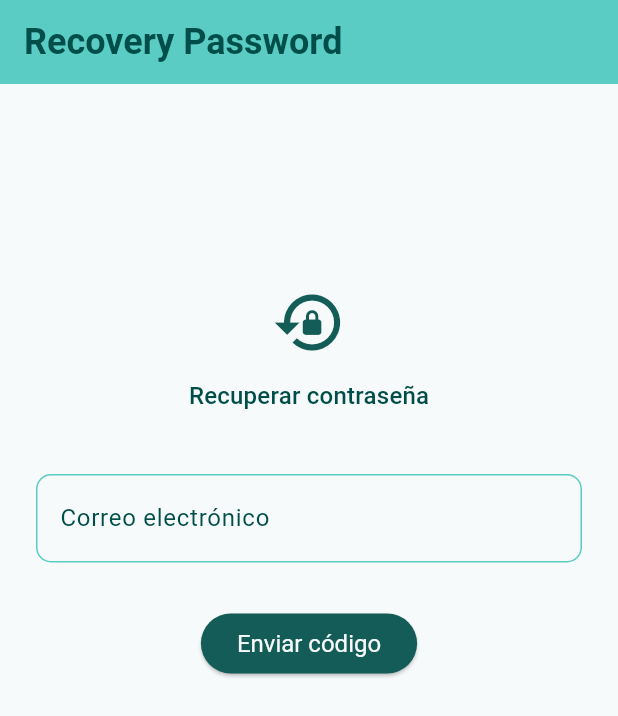
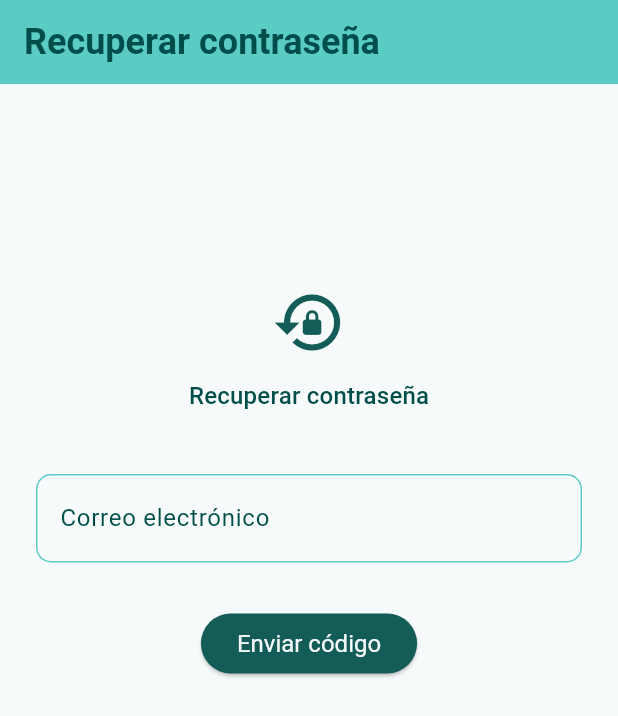
Before and after one commit to Emmanueloz/frontend_water_quality, a Flutter app: the RecoveryPasswordPage screen opened by its route, on a phone screen of 412 x 824 dp. Shown: the top 716 px of the screen. Run offline on Flutter 3.47's test engine with Material 3 defaults, Android fonts, the phone set to English and light mode, and no system bars; our stand-ins replace dio, fl_chart, flutter_map, go_router, hive, latlong2; missing offline and left inert: flutter_map_cancellable_tile_provider, girix_code_gauge, intl_mobile_field; accounts and stored records are empty.

Commit message:
feat: Eliminar el parámetro de título en las páginas de cambio y recuperación de contraseña, y actualizar los títulos a "Cambiar contraseña" y "Recuperar contraseña" respectivamente en la interfaz de usuario.

```diff
--- a/lib/presentation/pages/change_password.dart
+++ b/lib/presentation/pages/change_password.dart
@@ -5,19 +5,17 @@ import 'package:frontend_water_quality/presentation/widgets/specific/form_change
 import 'package:frontend_water_quality/router/routes.dart';
 
 class ChangePasswordPage extends StatelessWidget {
-  final String title;
   final String email;
 
   const ChangePasswordPage({
     super.key,
-    required this.title,
     required this.email,
   });
 
   @override
   Widget build(BuildContext context) {
     return Layout(
-      title: title,
+      title: "Cambiar contraseña",
       builder: (context, screenSize) => Align(
         alignment: Alignment.center,
         child: Padding(
--- a/lib/presentation/pages/recovery_password.dart
+++ b/lib/presentation/pages/recovery_password.dart
@@ -6,9 +6,7 @@ import 'package:frontend_water_quality/router/routes.dart';
 import 'package:go_router/go_router.dart';
 
 class RecoveryPasswordPage extends StatefulWidget {
-  final String title;
-
-  const RecoveryPasswordPage({super.key, required this.title});
+  const RecoveryPasswordPage({super.key});
 
   @override
   State<RecoveryPasswordPage> createState() => _RecoveryPasswordPageState();
@@ -34,7 +32,7 @@ class _RecoveryPasswordPageState extends State<RecoveryPasswordPage> {
   @override
   Widget build(BuildContext context) {
     return Layout(
-      title: widget.title,
+      title: "Recuperar contraseña",
       builder: (context, screenSize) => Align(
         alignment: Alignment.center,
         child: Padding(
--- a/lib/router/app_router.dart
+++ b/lib/router/app_router.dart
@@ -333,14 +333,12 @@ class AppRouter {
       GoRoute(
         path: Routes.recoveryPassword.path,
         name: Routes.recoveryPassword.name,
-        builder: (context, state) =>
-            RecoveryPasswordPage(title: 'Recovery Password'),
+        builder: (context, state) => RecoveryPasswordPage(),
       ),
       GoRoute(
         path: Routes.changePassword.path,
         name: Routes.changePassword.name,
         builder: (context, state) => ChangePasswordPage(
-          title: 'change Password',
           email: '',
         ),
       )
```
